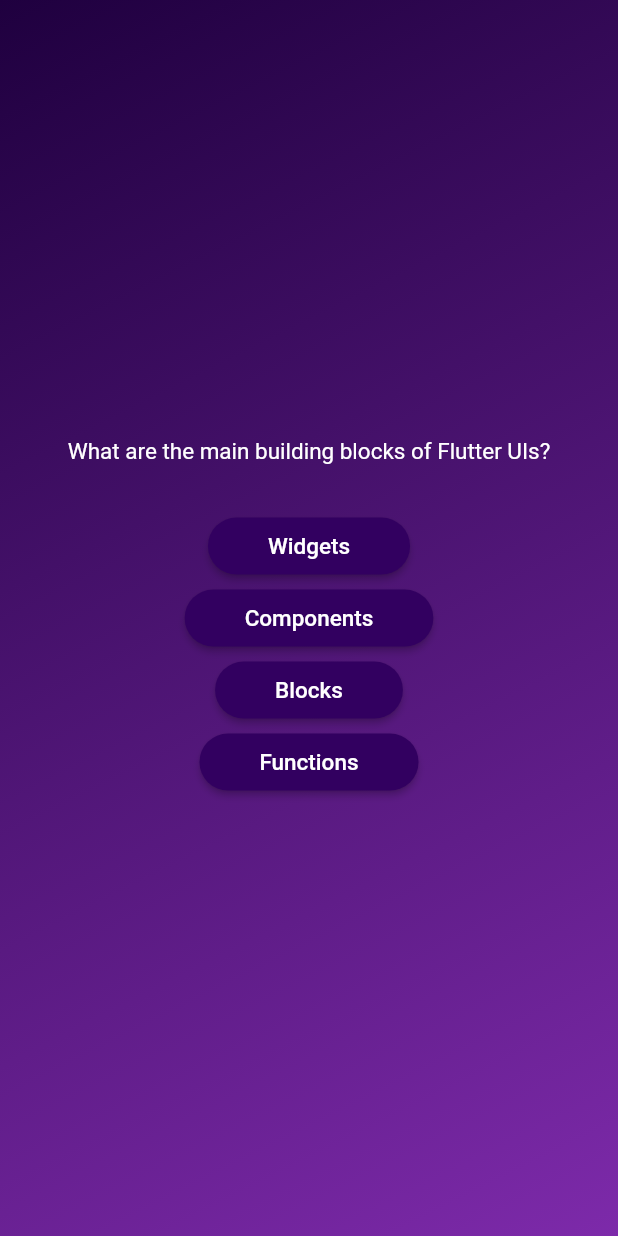
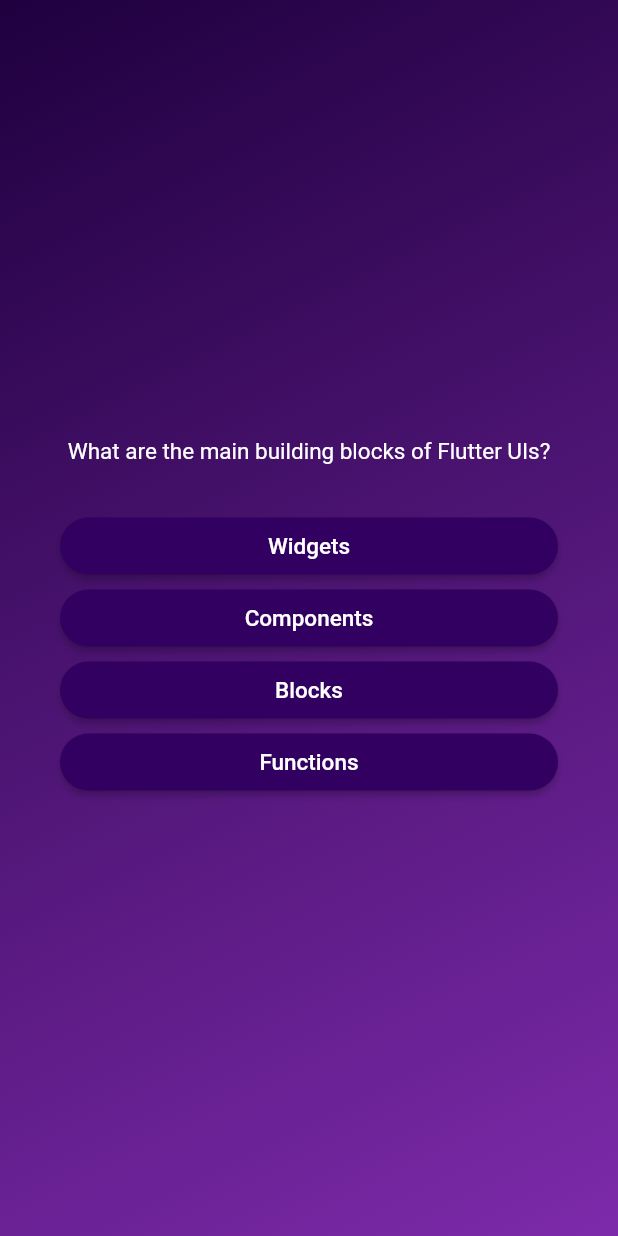
Before and after one commit to chiraag918/flutter_quiz_app, a Flutter app: the screen it shows after launch, after a tap on "Start Quiz", on a phone screen of 412 x 824 dp. Run offline on Flutter 3.47's test engine with Material 2 defaults, Android fonts, the phone set to English and light mode, and no system bars.

Commit message:
Dynamically mapped over list of questions

```diff
--- a/lib/custom_widgets/styled_text.dart
+++ b/lib/custom_widgets/styled_text.dart
@@ -13,6 +13,7 @@ class StyledText extends StatelessWidget {
     return Text(
       text,
       style: TextStyle(color: fontColor, fontSize: fontSize),
+      textAlign: TextAlign.center,
     );
   }
 }
--- a/lib/screens/questions_screen.dart
+++ b/lib/screens/questions_screen.dart
@@ -19,18 +19,21 @@ class _QuestionsScreenState extends State<QuestionsScreen> {
   Widget build(context) {
     return SizedBox(
       width: double.infinity,
+      child: Container(
+        margin: const EdgeInsets.all(40),
         child: Column(
           mainAxisAlignment: MainAxisAlignment.center,
+          crossAxisAlignment: CrossAxisAlignment.stretch,
           children: [
             StyledText(currentQuestion.question, fontSize: 15),
             const SizedBox(
               height: 30,
             ),
-          AnswerOption(optionLabel: currentQuestion.answers[0], onPress: () {}),
-          AnswerOption(optionLabel: currentQuestion.answers[1], onPress: () {}),
-          AnswerOption(optionLabel: currentQuestion.answers[2], onPress: () {}),
-          AnswerOption(optionLabel: currentQuestion.answers[3], onPress: () {}),
+            ...currentQuestion.answers.map((answer) {
+              return AnswerOption(optionLabel: answer, onPress: () {});
+            }),
           ],
+        ),
       ),
     );
   }
```
Lines whose indentation alone changed are shown as unchanged.
